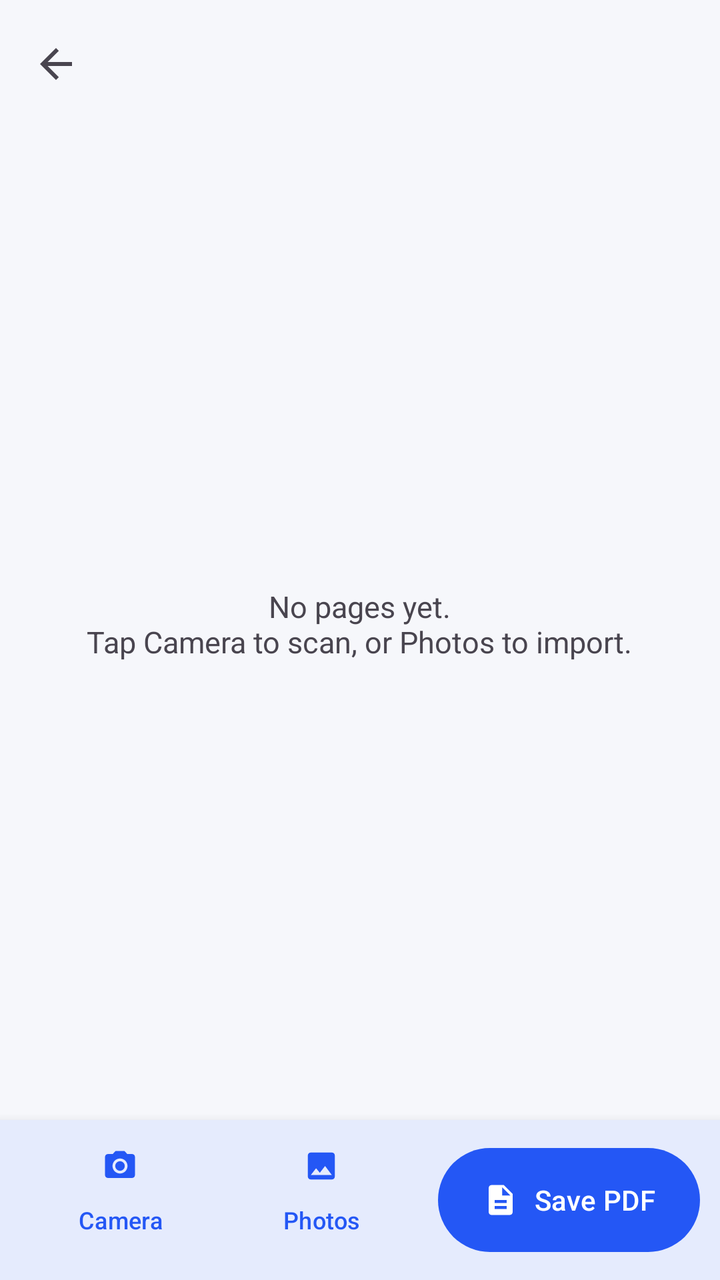
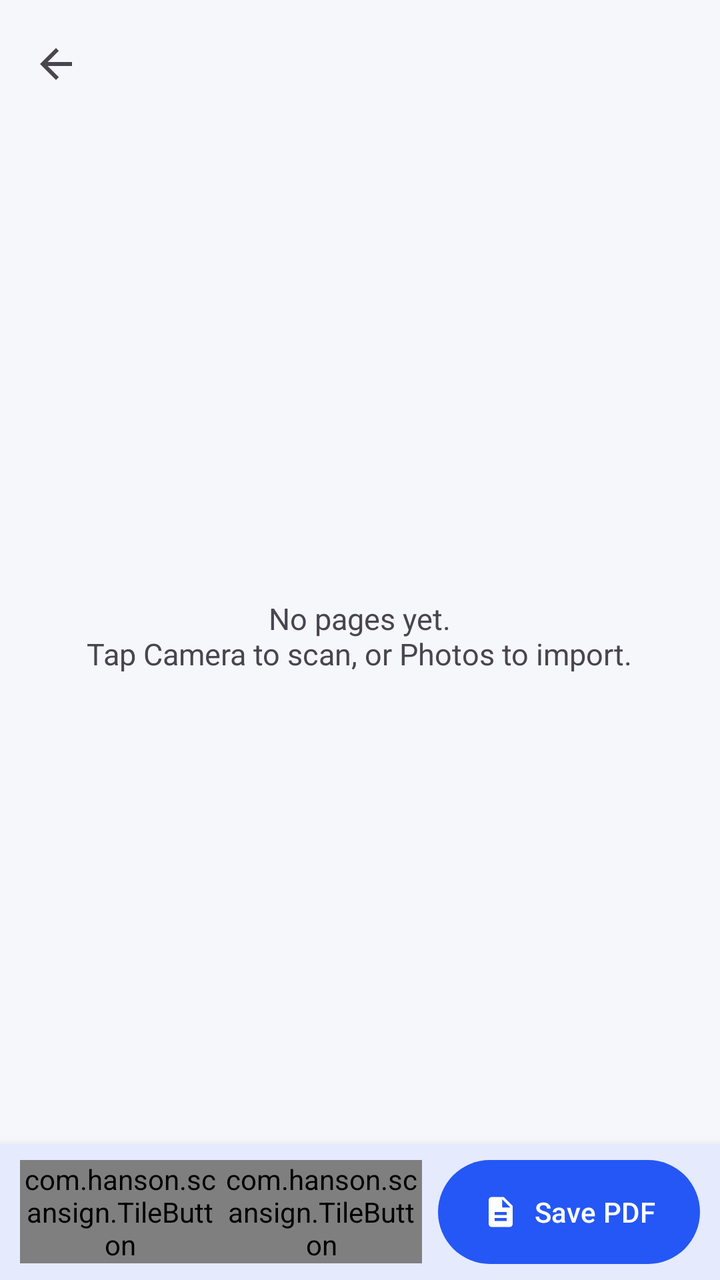

Before-and-after screenshots of an Android layout around one commit, followed by the original layout XML and the change that was made.
<!-- AndroidManifest.xml: application theme Theme.ScanSign -->
<!-- res/layout/activity_scan.xml -->
<?xml version="1.0" encoding="utf-8"?>
<LinearLayout xmlns:android="http://schemas.android.com/apk/res/android"
    xmlns:app="http://schemas.android.com/apk/res-auto"
    android:layout_width="match_parent"
    android:layout_height="match_parent"
    android:orientation="vertical">

    <com.google.android.material.appbar.MaterialToolbar
        android:id="@+id/toolbar"
        style="@style/Widget.App.Toolbar"
        android:layout_width="match_parent"
        android:layout_height="?attr/actionBarSize"
        app:navigationIcon="@drawable/ic_back" />

    <FrameLayout
        android:layout_width="match_parent"
        android:layout_height="0dp"
        android:layout_weight="1">

        <androidx.recyclerview.widget.RecyclerView
            android:id="@+id/pages"
            android:layout_width="match_parent"
            android:layout_height="match_parent"
            android:clipToPadding="false"
            android:padding="8dp" />

        <TextView
            android:id="@+id/empty"
            android:layout_width="wrap_content"
            android:layout_height="wrap_content"
            android:layout_gravity="center"
            android:gravity="center"
            android:padding="32dp"
            android:text="No pages yet.\nTap Camera to scan, or Photos to import."
            android:textSize="15sp" />

        <ProgressBar
            android:id="@+id/progress"
            android:layout_width="56dp"
            android:layout_height="56dp"
            android:layout_gravity="center"
            android:visibility="gone" />
    </FrameLayout>

    <com.google.android.material.card.MaterialCardView
        android:layout_width="match_parent"
        android:layout_height="wrap_content"
        app:cardCornerRadius="0dp"
        app:cardElevation="8dp">

        <LinearLayout
            android:layout_width="match_parent"
            android:layout_height="wrap_content"
            android:gravity="center_vertical"
            android:orientation="horizontal"
            android:paddingHorizontal="10dp"
            android:paddingVertical="8dp">

            <com.google.android.material.button.MaterialButton
                android:id="@+id/btnCamera"
                style="@style/Widget.App.ToolButton"
                android:layout_height="64dp"
                android:layout_width="0dp"
                android:layout_weight="1"
                android:text="Camera"
                app:icon="@drawable/ic_camera" />

            <com.google.android.material.button.MaterialButton
                android:id="@+id/btnPhotos"
                style="@style/Widget.App.ToolButton"
                android:layout_height="64dp"
                android:layout_width="0dp"
                android:layout_weight="1"
                android:text="Photos"
                app:icon="@drawable/ic_photo" />

            <com.google.android.material.button.MaterialButton
                android:id="@+id/btnSave"
                style="@style/Widget.App.PrimaryButton"
                android:layout_height="52dp"
                android:layout_width="0dp"
                android:layout_weight="1.3"
                android:layout_marginStart="8dp"
                android:text="Save PDF"
                app:icon="@drawable/ic_pdf" />
        </LinearLayout>
    </com.google.android.material.card.MaterialCardView>
</LinearLayout>
<!-- resources referenced by this layout -->
<resources>
  <!-- drawable ic_back (drawable) -->
  <?xml version="1.0" encoding="utf-8"?>
  <vector xmlns:android="http://schemas.android.com/apk/res/android"
      android:width="24dp" android:height="24dp"
      android:viewportWidth="24" android:viewportHeight="24"
      android:tint="?attr/colorControlNormal">
      <path android:fillColor="#FFFFFFFF" android:pathData="M20,11H7.83l5.59,-5.59L12,4l-8,8 8,8 1.41,-1.41L7.83,13H20v-2z" />
  </vector>
  <!-- drawable ic_pdf (drawable) -->
  <?xml version="1.0" encoding="utf-8"?>
  <vector xmlns:android="http://schemas.android.com/apk/res/android"
      android:width="24dp" android:height="24dp"
      android:viewportWidth="24" android:viewportHeight="24"
      android:tint="?attr/colorControlNormal">
      <path android:fillColor="#FFFFFFFF" android:pathData="M14,2H6c-1.1,0 -1.99,0.9 -1.99,2L4,20c0,1.1 0.89,2 1.99,2H18c1.1,0 2,-0.9 2,-2V8l-6,-6zM16,18H8v-2h8v2zM16,14H8v-2h8v2zM13,9V3.5L18.5,9H13z" />
  </vector>
  <!-- drawable ic_photo (drawable) -->
  <?xml version="1.0" encoding="utf-8"?>
  <vector xmlns:android="http://schemas.android.com/apk/res/android"
      android:width="24dp" android:height="24dp"
      android:viewportWidth="24" android:viewportHeight="24"
      android:tint="?attr/colorControlNormal">
      <path android:fillColor="#FFFFFFFF" android:pathData="M21,19V5c0,-1.1 -0.9,-2 -2,-2H5c-1.1,0 -2,0.9 -2,2v14c0,1.1 0.9,2 2,2h14c1.1,0 2,-0.9 2,-2zM8.5,13.5l2.5,3.01L14.5,12l4.5,6H5l3.5,-4.5z" />
  </vector>
  <style name="Widget.App.PrimaryButton" parent="Widget.Material3.Button">
          <item name="android:layout_height">52dp</item>
          <item name="android:maxLines">1</item>
          <item name="android:ellipsize">end</item>
          <item name="android:insetTop">0dp</item>
          <item name="android:insetBottom">0dp</item>
          <item name="android:paddingLeft">12dp</item>
          <item name="android:paddingRight">12dp</item>
          <item name="iconGravity">textStart</item>
          <item name="iconPadding">8dp</item>
      </style>
  <style name="Widget.App.ToolButton" parent="Widget.Material3.Button.TextButton">
          <item name="android:layout_height">64dp</item>
          <item name="android:maxLines">1</item>
          <item name="android:ellipsize">end</item>
          <item name="android:textSize">12sp</item>
          <item name="android:insetTop">0dp</item>
          <item name="android:insetBottom">0dp</item>
          <item name="android:paddingLeft">4dp</item>
          <item name="android:paddingRight">4dp</item>
          <item name="iconGravity">top</item>
          <item name="iconPadding">2dp</item>
      </style>
  <style name="Widget.App.Toolbar" parent="Widget.Material3.Toolbar">
          <item name="android:background">?android:attr/colorBackground</item>
          <item name="titleTextAppearance">@style/TextAppearance.App.ToolbarTitle</item>
      </style>
  <style name="TextAppearance.App.ToolbarTitle" parent="TextAppearance.Material3.TitleLarge">
          <item name="android:textStyle">bold</item>
      </style>
  <color name="md_primary">#2457F5</color>
  <color name="md_on_primary">#FFFFFF</color>
  <color name="md_primary_container">#DCE4FF</color>
  <color name="md_on_primary_container">#001652</color>
  <color name="md_secondary">#00A893</color>
  <color name="md_secondary_container">#C9F5EE</color>
  <color name="md_on_secondary_container">#00201C</color>
  <color name="md_background">#F6F7FB</color>
  <color name="md_surface">#FFFFFF</color>
  <color name="md_surface_variant">#E7EAF3</color>
  <color name="md_on_surface">#151922</color>
  <color name="md_on_surface_variant">#5A6275</color>
  <color name="md_outline">#C3C8D6</color>
  <style name="Widget.App.Card" parent="Widget.Material3.CardView.Elevated">
          <item name="cardCornerRadius">16dp</item>
          <item name="cardElevation">1dp</item>
          <item name="cardBackgroundColor">?attr/colorSurface</item>
      </style>
  <!-- unchanged entries left out for length: 2 -->
</resources>

<!-- the commit's change to res/layout/activity_scan.xml (unified diff, before → after) -->
@@ -56,19 +56,17 @@
             android:paddingHorizontal="10dp"
             android:paddingVertical="8dp">
 
-            <com.google.android.material.button.MaterialButton
+            <com.hanson.scansign.TileButton
                 android:id="@+id/btnCamera"
-                style="@style/Widget.App.ToolButton"
-                android:layout_height="64dp"
+                android:layout_height="wrap_content"
                 android:layout_width="0dp"
                 android:layout_weight="1"
                 android:text="Camera"
                 app:icon="@drawable/ic_camera" />
 
-            <com.google.android.material.button.MaterialButton
+            <com.hanson.scansign.TileButton
                 android:id="@+id/btnPhotos"
-                style="@style/Widget.App.ToolButton"
-                android:layout_height="64dp"
+                android:layout_height="wrap_content"
                 android:layout_width="0dp"
                 android:layout_weight="1"
                 android:text="Photos"
<!-- resource entries referenced after the edit -->
@@ -35,18 +35,6 @@
           <item name="iconGravity">textStart</item>
           <item name="iconPadding">8dp</item>
       </style>
-  <style name="Widget.App.ToolButton" parent="Widget.Material3.Button.TextButton">
-          <item name="android:layout_height">64dp</item>
-          <item name="android:maxLines">1</item>
-          <item name="android:ellipsize">end</item>
-          <item name="android:textSize">12sp</item>
-          <item name="android:insetTop">0dp</item>
-          <item name="android:insetBottom">0dp</item>
-          <item name="android:paddingLeft">4dp</item>
-          <item name="android:paddingRight">4dp</item>
-          <item name="iconGravity">top</item>
-          <item name="iconPadding">2dp</item>
-      </style>
   <style name="Widget.App.Toolbar" parent="Widget.Material3.Toolbar">
           <item name="android:background">?android:attr/colorBackground</item>
           <item name="titleTextAppearance">@style/TextAppearance.App.ToolbarTitle</item>
